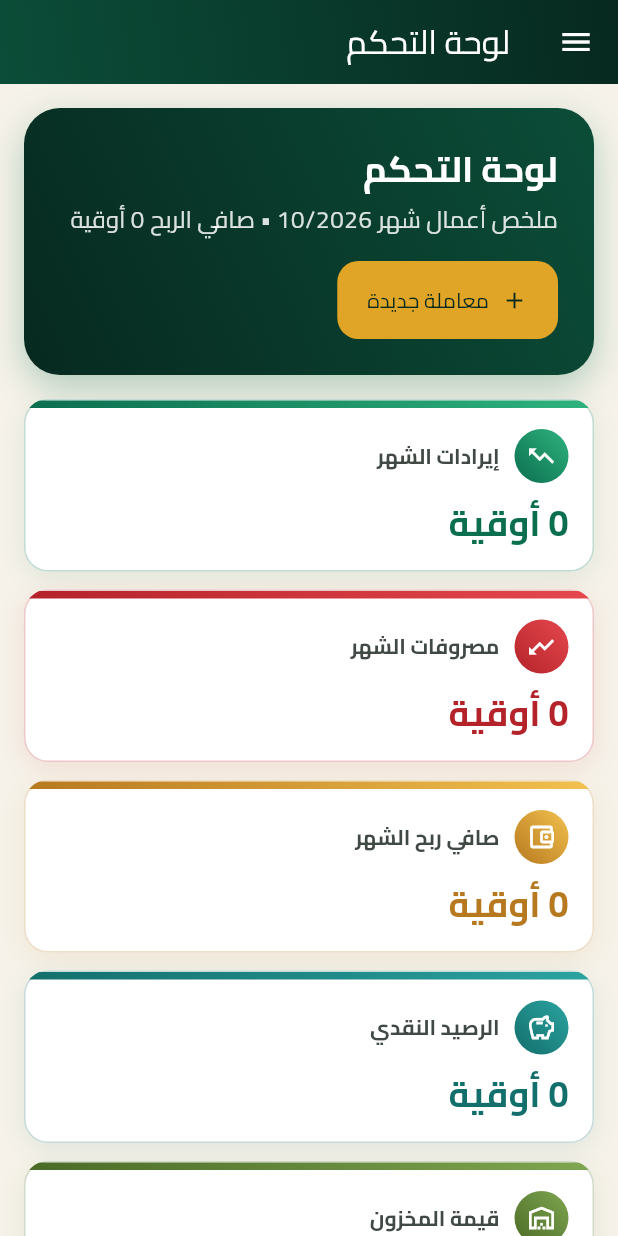
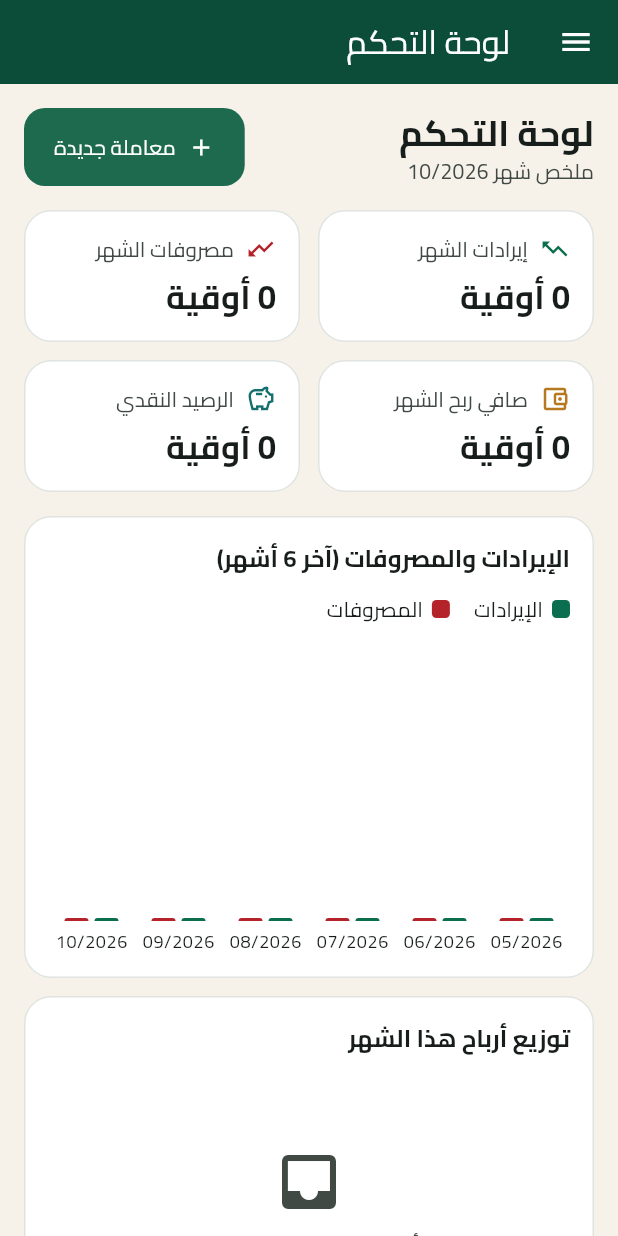
Before and after one commit to Ahmedtalb872/Medaba, a Flutter app: the screen it shows after launch, on a phone screen of 412 x 824 dp. Run offline on Flutter 3.47's test engine with Material 3 defaults, Android fonts, the phone set to English and light mode, and no system bars; our stand-ins replace pdf, printing, shared_preferences.

Commit message:
Simplify the interface
Dashboard shows four key figures (income, expenses, net profit, cash)
under a plain page header instead of eight gradient cards and a hero
banner; stock and payroll figures stay on their own screens. KPI cards
are flat (small colored icon, label, value), chart bars and sidebar use
solid colors, recent transactions use simple direction icons, and the
low-stock alert is a single line. KPI cards sit two per row on phones.

Also fixes the 6-month chart overflowing on narrow screens: each month
now takes an equal share of the width and its label scales down.

Co-Authored-By: Claude Opus 5.5 <noreply@anthropic.com>
Claude-Session: https://claude.ai/code/session_01X9Xt23fqdrjn1yncKBRNLD

```diff
--- a/lib/screens/dashboard_screen.dart
+++ b/lib/screens/dashboard_screen.dart
@@ -16,7 +16,7 @@ class DashboardScreen extends StatelessWidget {
     final s = context.watch<AppState>();
     final thisMonth = Period.month(DateTime.now());
     final report = s.profitReport(thisMonth);
-    final recent = s.transactions.take(6).toList();
+    final recent = s.transactions.take(5).toList();
     final lowStock = s.lowStockProducts;
 
     final chart = SectionCard(
@@ -30,7 +30,7 @@ class DashboardScreen extends StatelessWidget {
           ? const EmptyState(message: 'أضف شركاء لعرض التوزيع')
           : Column(
               children: [
-                for (final (i, e) in report.partners.indexed)
+                for (final e in report.partners)
                   Padding(
                     padding: const EdgeInsets.symmetric(vertical: 7),
                     child: Column(
@@ -38,17 +38,11 @@ class DashboardScreen extends StatelessWidget {
                       children: [
                         Row(
                           children: [
-                            CircleAvatar(
-                              radius: 5,
-                              backgroundColor: AppColors.seriesAt(i),
-                            ),
-                            const SizedBox(width: 8),
                             Expanded(child: Text(e.name)),
                             Text(
                               fmt.money(e.amount),
-                              style: TextStyle(
+                              style: const TextStyle(
                                 fontWeight: FontWeight.bold,
-                                color: AppColors.seriesAt(i),
                               ),
                             ),
                           ],
@@ -56,10 +50,7 @@ class DashboardScreen extends StatelessWidget {
                         const SizedBox(height: 6),
                         LinearProgressIndicator(
                           value: (e.percent / 100).clamp(0, 1),
-                          minHeight: 8,
-                          color: AppColors.seriesAt(i),
-                          backgroundColor: AppColors.seriesAt(i)
-                              .withValues(alpha: 0.15),
+                          minHeight: 6,
                           borderRadius: BorderRadius.circular(4),
                         ),
                       ],
@@ -72,11 +63,12 @@ class DashboardScreen extends StatelessWidget {
     return ListView(
       padding: const EdgeInsets.all(16),
       children: [
-        _HeroBanner(
-          netProfit: report.netProfit,
-          onAdd: () => showTransactionForm(context),
+        PageHeader(
+          title: 'لوحة التحكم',
+          subtitle: 'ملخص شهر ${fmt.month(DateTime.now())}',
+          actionLabel: 'معاملة جديدة',
+          onAction: () => showTransactionForm(context),
         ),
-        const SizedBox(height: 16),
         StatGrid(
           children: [
             StatCard(
@@ -103,30 +95,6 @@ class DashboardScreen extends StatelessWidget {
               icon: Icons.savings_outlined,
               colors: AppColors.cash,
             ),
-            StatCard(
-              label: 'قيمة المخزون',
-              value: fmt.money(s.stockValue()),
-              icon: Icons.warehouse_outlined,
-              colors: AppColors.stock,
-            ),
-            StatCard(
-              label: 'أصناف تحت الحد الأدنى',
-              value: '${lowStock.length}',
-              icon: Icons.inventory_2_outlined,
-              colors: lowStock.isEmpty ? AppColors.ok : AppColors.loss,
-            ),
-            StatCard(
-              label: 'العمال النشطون',
-              value: '${s.workers.where((w) => w.active).length}',
-              icon: Icons.engineering_outlined,
-              colors: AppColors.workers,
-            ),
-            StatCard(
-              label: 'الرواتب الشهرية',
-              value: fmt.money(s.monthlyPayroll),
-              icon: Icons.payments_outlined,
-              colors: AppColors.payroll,
-            ),
           ],
         ),
         const SizedBox(height: 16),
@@ -146,29 +114,18 @@ class DashboardScreen extends StatelessWidget {
         ),
         if (lowStock.isNotEmpty) ...[
           const SizedBox(height: 16),
-          SectionCard(
-            title: 'تنبيه: أصناف قاربت على النفاد',
-            trailing: const Icon(
-              Icons.warning_amber_rounded,
-              color: Color(0xFFDC2626),
-            ),
-            child: Wrap(
-              spacing: 8,
-              runSpacing: 8,
-              children: [
-                for (final p in lowStock)
-                  Chip(
-                    avatar: const Icon(Icons.inventory_2_outlined, size: 18),
-                    label: Text(
-                      '${p.name}: ${fmt.number(s.stockOf(p.id))} ${p.unit} '
-                      '(الحد ${fmt.number(p.minQty)})',
-                    ),
-                    backgroundColor: AppColors.loss.first.withValues(
-                      alpha: 0.15,
-                    ),
-                    side: BorderSide.none,
-                  ),
-              ],
+          Card(
+            child: ListTile(
+              leading: Icon(
+                Icons.warning_amber_rounded,
+                color: AppColors.expense.last,
+              ),
+              title: Text('أصناف قاربت على النفاد: ${lowStock.length}'),
+              subtitle: Text(
+                lowStock
+                    .map((p) => '${p.name} (${fmt.number(s.stockOf(p.id))})')
+                    .join('، '),
+              ),
             ),
           ),
         ],
@@ -182,23 +139,13 @@ class DashboardScreen extends StatelessWidget {
                     for (final t in recent)
                       ListTile(
                         contentPadding: EdgeInsets.zero,
-                        leading: Container(
-                          width: 42,
-                          height: 42,
-                          decoration: BoxDecoration(
-                            shape: BoxShape.circle,
-                            gradient: AppColors.gradient(
-                              t.type == TxType.income
-                                  ? AppColors.income
-                                  : AppColors.expense,
-                            ),
-                          ),
-                          child: Icon(
-                            t.type == TxType.income
-                                ? Icons.arrow_downward
-                                : Icons.arrow_upward,
-                            color: Colors.white,
-                          ),
+                        leading: Icon(
+                          t.type == TxType.income
+                              ? Icons.south_west
+                              : Icons.north_east,
+                          color: t.type == TxType.income
+                              ? AppColors.income.last
+                              : AppColors.expense.last,
                         ),
                         title: Text(t.note.isEmpty ? t.category.label : t.note),
                         subtitle: Text(
@@ -221,68 +168,3 @@ class DashboardScreen extends StatelessWidget {
     );
   }
 }
-
-/// شريط ترحيبي متدرج الألوان أعلى لوحة التحكم.
-class _HeroBanner extends StatelessWidget {
-  final double netProfit;
-  final VoidCallback onAdd;
-  const _HeroBanner({required this.netProfit, required this.onAdd});
-
-  @override
-  Widget build(BuildContext context) {
-    final t = Theme.of(context).textTheme;
-    return Container(
-      padding: const EdgeInsets.all(24),
-      decoration: BoxDecoration(
-        gradient: AppColors.gradient(AppColors.sidebar.reversed.toList()),
-        borderRadius: BorderRadius.circular(24),
-        boxShadow: [
-          BoxShadow(
-            color: AppColors.seed.withValues(alpha: 0.30),
-            blurRadius: 20,
-            offset: const Offset(0, 8),
-          ),
-        ],
-      ),
-      child: Wrap(
-        alignment: WrapAlignment.spaceBetween,
-        crossAxisAlignment: WrapCrossAlignment.center,
-        spacing: 16,
-        runSpacing: 16,
-        children: [
-          Column(
-            crossAxisAlignment: CrossAxisAlignment.start,
-            mainAxisSize: MainAxisSize.min,
-            children: [
-              Text(
-                'لوحة التحكم',
-                style: t.headlineSmall?.copyWith(
-                  color: Colors.white,
-                  fontWeight: FontWeight.bold,
-                ),
-              ),
-              const SizedBox(height: 6),
-              Text(
-                'ملخص أعمال شهر ${fmt.month(DateTime.now())} • '
-                'صافي الربح ${fmt.money(netProfit)}',
-                style: t.bodyLarge?.copyWith(
-                  color: Colors.white.withValues(alpha: 0.85),
-                ),
-              ),
-            ],
-          ),
-          FilledButton.icon(
-            style: FilledButton.styleFrom(
-              backgroundColor: AppColors.gold,
-              foregroundColor: AppColors.sidebar.first,
-              padding: const EdgeInsets.symmetric(horizontal: 20, vertical: 16),
-            ),
-            onPressed: onAdd,
-            icon: const Icon(Icons.add),
-            label: const Text('معاملة جديدة'),
-          ),
-        ],
-      ),
-    );
-  }
-}
--- a/lib/screens/home_shell.dart
+++ b/lib/screens/home_shell.dart
@@ -53,13 +53,7 @@ class _HomeShellState extends State<HomeShell> {
         body: Row(
           children: [
             Container(
-              decoration: BoxDecoration(
-                gradient: LinearGradient(
-                  colors: AppColors.sidebar,
-                  begin: Alignment.topCenter,
-                  end: Alignment.bottomCenter,
-                ),
-              ),
+              decoration: BoxDecoration(color: AppColors.sidebar.last),
               child: NavigationRail(
                 extended: extended,
                 backgroundColor: Colors.transparent,
@@ -117,9 +111,7 @@ class _HomeShellState extends State<HomeShell> {
         title: Text(_dests[_index].label),
         foregroundColor: Colors.white,
         flexibleSpace: Container(
-          decoration: BoxDecoration(
-            gradient: AppColors.gradient(AppColors.sidebar),
-          ),
+          decoration: BoxDecoration(color: AppColors.sidebar.last),
         ),
       ),
       drawer: Theme(
--- a/lib/widgets/common.dart
+++ b/lib/widgets/common.dart
@@ -59,7 +59,7 @@ class PageHeader extends StatelessWidget {
   }
 }
 
-/// بطاقة مؤشر رقمي (KPI): سطح فاتح، شريط لوني علوي، أيقونة دائرية ورقم كبير.
+/// بطاقة مؤشر رقمي (KPI): أيقونة صغيرة ملونة، عنوان، ورقم.
 class StatCard extends StatelessWidget {
   final String label;
   final String value;
@@ -78,70 +78,37 @@ class StatCard extends StatelessWidget {
     final cs = Theme.of(context).colorScheme;
     final dark = Theme.of(context).brightness == Brightness.dark;
     final tone = dark ? colors.first : colors.last;
-    return Container(
-      clipBehavior: Clip.antiAlias,
-      decoration: BoxDecoration(
-        color: Theme.of(context).cardTheme.color ?? cs.surface,
-        borderRadius: BorderRadius.circular(16),
-        border: Border.all(color: tone.withValues(alpha: 0.25)),
-        boxShadow: [
-          BoxShadow(
-            color: tone.withValues(alpha: 0.10),
-            blurRadius: 14,
-            offset: const Offset(0, 4),
-          ),
-        ],
-      ),
-      child: Column(
-        crossAxisAlignment: CrossAxisAlignment.stretch,
-        children: [
-          Container(
-            height: 5,
-            decoration: BoxDecoration(gradient: AppColors.gradient(colors)),
-          ),
-          Padding(
-            padding: const EdgeInsets.fromLTRB(16, 14, 16, 16),
+    return Card(
+      child: Padding(
+        padding: const EdgeInsets.all(16),
         child: Column(
           crossAxisAlignment: CrossAxisAlignment.start,
           children: [
             Row(
               children: [
-                    Container(
-                      width: 36,
-                      height: 36,
-                      decoration: BoxDecoration(
-                        shape: BoxShape.circle,
-                        gradient: AppColors.gradient(colors),
-                      ),
-                      child: Icon(icon, color: Colors.white, size: 20),
-                    ),
-                    const SizedBox(width: 10),
+                Icon(icon, color: tone, size: 20),
+                const SizedBox(width: 8),
                 Expanded(
                   child: Text(
                     label,
-                        style: TextStyle(
-                          color: cs.onSurfaceVariant,
-                          fontWeight: FontWeight.w600,
-                        ),
+                    style: TextStyle(color: cs.onSurfaceVariant),
                     overflow: TextOverflow.ellipsis,
                   ),
                 ),
               ],
             ),
-                const SizedBox(height: 10),
+            const SizedBox(height: 8),
             FittedBox(
               fit: BoxFit.scaleDown,
               alignment: AlignmentDirectional.centerStart,
               child: Text(
                 value,
-                    style: Theme.of(context).textTheme.headlineSmall
-                        ?.copyWith(fontWeight: FontWeight.bold, color: tone),
+                style: Theme.of(context).textTheme.titleLarge
+                    ?.copyWith(fontWeight: FontWeight.bold),
               ),
             ),
           ],
         ),
-          ),
-        ],
       ),
     );
   }
@@ -160,7 +127,7 @@ class StatGrid extends StatelessWidget {
             ? 4
             : c.maxWidth > 700
             ? 3
-            : c.maxWidth > 420
+            : c.maxWidth > 320
             ? 2
             : 1;
         const gap = 12.0;
@@ -216,11 +183,7 @@ class IncomeExpenseChart extends StatelessWidget {
         width: 16,
         height: math.max(2, h * v / maxV),
         decoration: BoxDecoration(
-          gradient: LinearGradient(
-            colors: c,
-            begin: Alignment.topCenter,
-            end: Alignment.bottomCenter,
-          ),
+          color: c.last,
           borderRadius: const BorderRadius.vertical(top: Radius.circular(6)),
         ),
       ),
@@ -243,11 +206,14 @@ class IncomeExpenseChart extends StatelessWidget {
             crossAxisAlignment: CrossAxisAlignment.end,
             mainAxisAlignment: MainAxisAlignment.spaceAround,
             children: [
+              // كل شهر يأخذ حصة متساوية من العرض حتى لا يتجاوز المخطط الشاشات الضيقة.
               for (final e in data)
-                Column(
+                Expanded(
+                  child: Column(
                     mainAxisAlignment: MainAxisAlignment.end,
                     children: [
                       Row(
+                        mainAxisAlignment: MainAxisAlignment.center,
                         crossAxisAlignment: CrossAxisAlignment.end,
                         children: [
                           bar(e.income, AppColors.income),
@@ -256,11 +222,15 @@ class IncomeExpenseChart extends StatelessWidget {
                         ],
                       ),
                       const SizedBox(height: 6),
-                    Text(
+                      FittedBox(
+                        fit: BoxFit.scaleDown,
+                        child: Text(
                           fmt.month(e.month),
                           style: Theme.of(context).textTheme.bodySmall,
                         ),
+                      ),
                     ],
+                  ),
                 ),
             ],
           ),
```
Also changed, not shown: 4 other files. Lines whose indentation alone changed are shown as unchanged.
